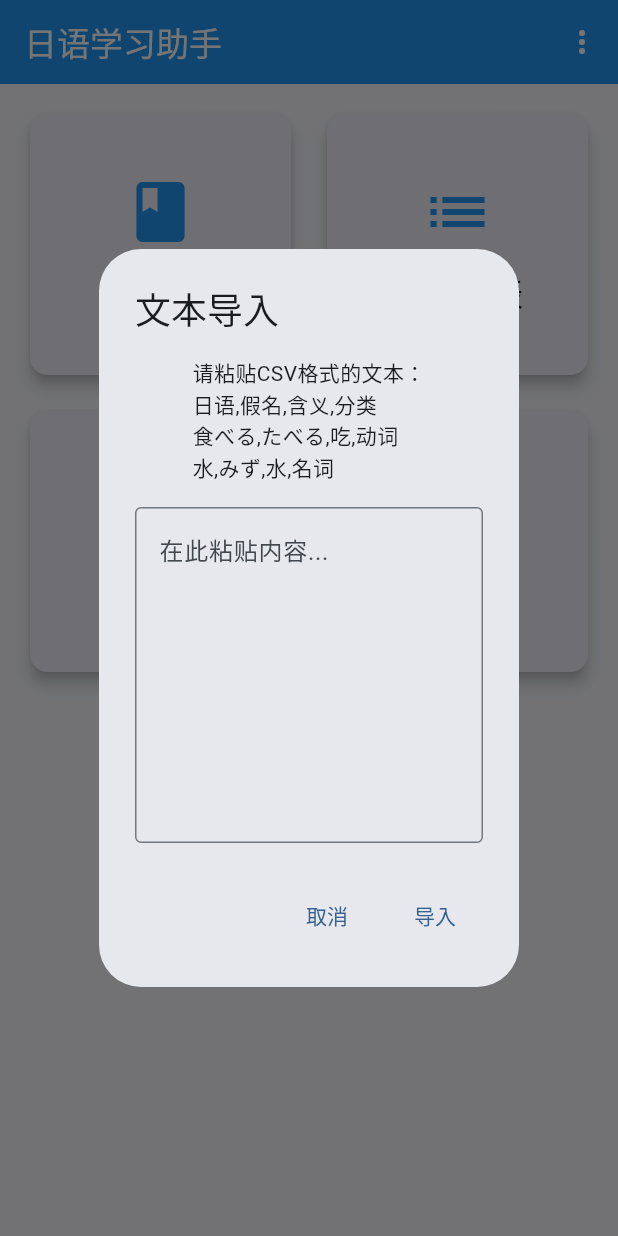
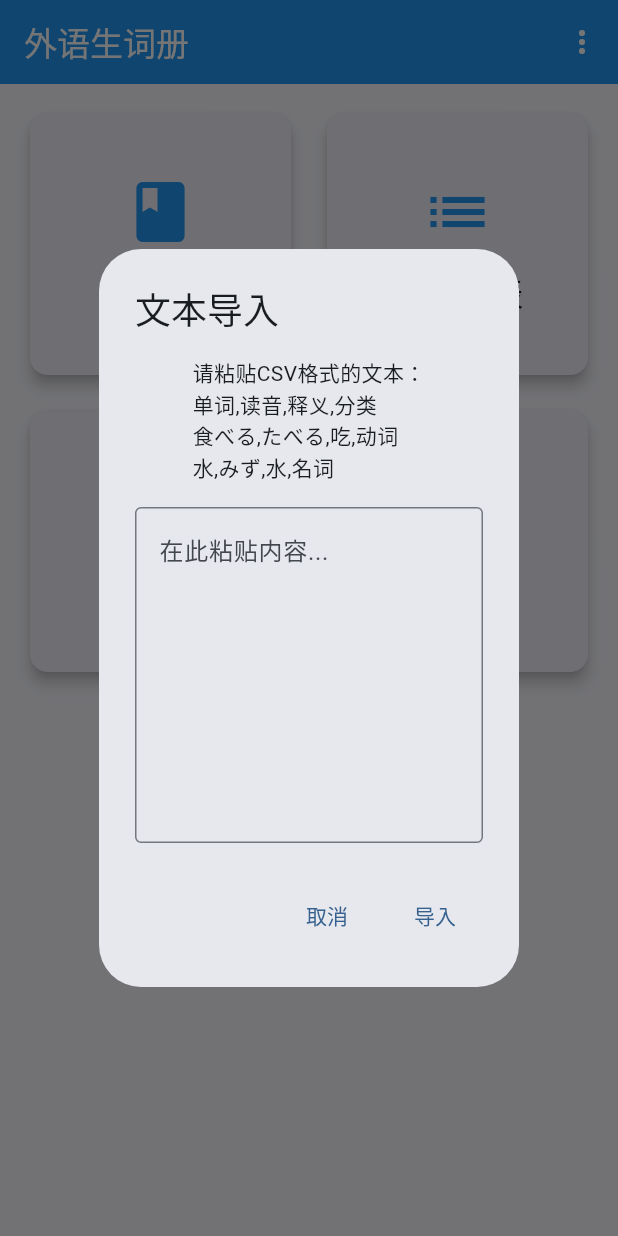
Before and after one commit to sner21/jp, a Flutter app: the screen it shows after launch, after a tap on "导入", on a phone screen of 412 x 824 dp. Run offline on Flutter 3.47's test engine with Material 3 defaults, Android fonts, the phone set to English and light mode, and no system bars; our stand-ins replace audioplayers, csv, file_picker, flutter_dotenv, hive, hive_flutter and 2 more; accounts and stored records are empty; generated files the repository leaves out were written again.

Commit message:
20241204

```diff
--- a/lib/screens/listening_screen.dart
+++ b/lib/screens/listening_screen.dart
@@ -12,7 +12,7 @@
           ),
           ListeningExerciseCard(
             title: '句子听力',
-            description: '听句子选择正确的含义',
+            description: '听句子选择正确的释义',
             onTap: () => Navigator.pushNamed(context, '/listening/sentences'),
           ),
         ],
--- a/lib/screens/vocabulary_screen.dart
+++ b/lib/screens/vocabulary_screen.dart
@@ -246,7 +246,7 @@
                                     mainAxisAlignment: MainAxisAlignment.center,
                                     children: [
                                       FilterChip(
-                                        label: const Text('假名', style: TextStyle(fontSize: 16)),
+                                        label: const Text('单词', style: TextStyle(fontSize: 16)),
                                         selected: _controller.showJapanese,
                                         showCheckmark: false,
                                         onSelected: (value) => setState(() {
--- a/lib/services/storage_manager.dart
+++ b/lib/services/storage_manager.dart
@@ -225,4 +225,39 @@
       rethrow;
     }
   }
+
+  // 添加注册方法
+  Future<void> register(String email, String password) async {
+    try {
+      final response = await _supabase.auth.signUp(
+        email: email,
+        password: password,
+      );
+
+      if (response.user == null) {
+        throw Exception('注册失败');
+      }
+
+      // 检查邮箱验证状态
+      if (response.user?.emailConfirmedAt == null) {
+        throw Exception('请查看邮箱并点击验证链接完成注册');
+      }
+
+      // 如果邮箱已验证，可以继续处理
+      debugPrint('注册成功，邮箱已验证');
+
+    } catch (e) {
+      if (e.toString().contains('Email rate limit exceeded')) {
+        throw Exception('该邮箱注册过于频繁，请稍后再试');
+      } else if (e.toString().contains('Email already registered')) {
+        throw Exception('该邮箱已被注册');
+      } else if (e.toString().contains('Invalid email')) {
+        throw Exception('邮箱格式不正确');
+      } else if (e.toString().contains('Password should be at least 6 characters')) {
+        throw Exception('密码长度至少为6位');
+      }
+      debugPrint('注册失败: $e');
+      rethrow;
+    }
+  }
 }
--- a/lib/widgets/add_word_dialog.dart
+++ b/lib/widgets/add_word_dialog.dart
@@ -72,11 +72,11 @@
               TextFormField(
                 controller: _meaningController,
                 decoration: const InputDecoration(
-                  labelText: '中文含义',
+                  labelText: '中文释义',
                 ),
                 validator: (value) {
                   if (value == null || value.isEmpty) {
-                    return '请输入含义';
+                    return '请输入释义';
                   }
                   return null;
                 },
--- a/lib/widgets/import_dialogs.dart
+++ b/lib/widgets/import_dialogs.dart
@@ -16,7 +16,7 @@
           children: [
             const Text(
               '请粘贴CSV格式的文本：\n'
-              '日语,假名,含义,分类\n'
+              '单词,读音,释义,分类\n'
               '食べる,たべる,吃,动词\n'
               '水,みず,水,名词',
             ),
--- a/lib/widgets/word_form.dart
+++ b/lib/widgets/word_form.dart
@@ -42,15 +42,15 @@
       children: [
         TextField(
           controller: japaneseController,
-          decoration: const InputDecoration(labelText: '日语'),
+          decoration: const InputDecoration(labelText: '单词'),
         ),
         TextField(
           controller: pronunciationController,
-          decoration: const InputDecoration(labelText: '假名'),
+          decoration: const InputDecoration(labelText: '读音'),
         ),
         TextField(
           controller: meaningController,
-          decoration: const InputDecoration(labelText: '含义'),
+          decoration: const InputDecoration(labelText: '释义'),
         ),
         TextField(
           controller: categoryController,
```
Also changed, not shown: lib/screens/home_screen.dart (+28 -15 lines), lib/widgets/login_dialog.dart (+26 -12 lines), 1 other file.
